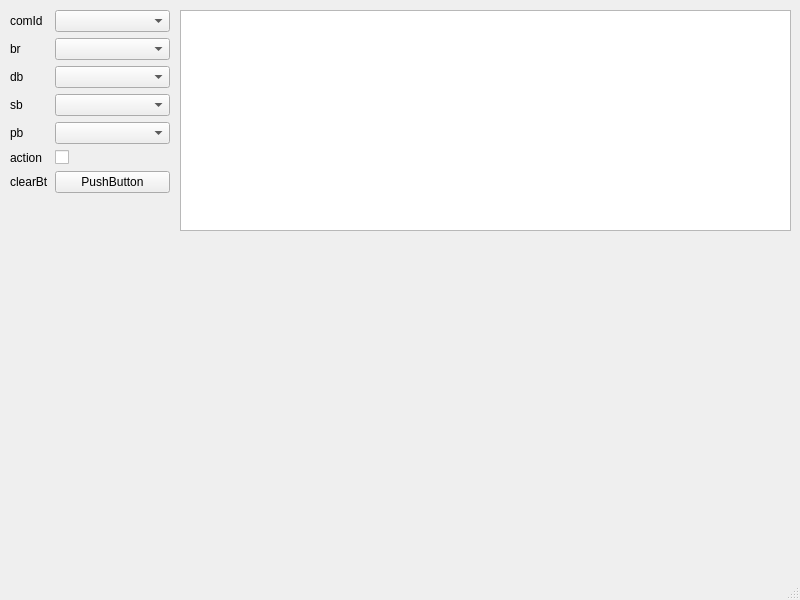
440791217/UFI1, file front/main.ui: the form before one commit.
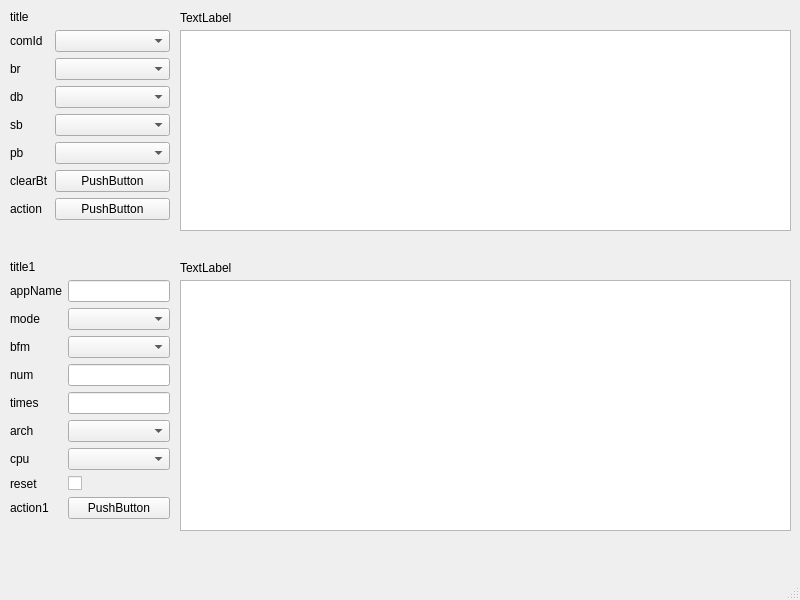
The form after the commit.

Patch:
```diff
--- a/front/main.ui
+++ b/front/main.ui
@@ -29,74 +29,77 @@
       <x>10</x>
       <y>10</y>
       <width>160</width>
-      <height>221</height>
+      <height>233</height>
      </rect>
     </property>
     <layout class="QFormLayout" name="comLayout">
-     <item row="0" column="0">
+     <item row="1" column="0">
       <widget class="QLabel" name="comIdLabel">
        <property name="text">
         <string>comId</string>
        </property>
       </widget>
      </item>
-     <item row="0" column="1">
+     <item row="1" column="1">
       <widget class="QComboBox" name="comIdComboBox"/>
      </item>
-     <item row="1" column="0">
+     <item row="2" column="0">
       <widget class="QLabel" name="brLabel">
        <property name="text">
         <string>br</string>
        </property>
       </widget>
      </item>
-     <item row="1" column="1">
+     <item row="2" column="1">
       <widget class="QComboBox" name="brComboBox"/>
      </item>
-     <item row="2" column="0">
+     <item row="3" column="0">
       <widget class="QLabel" name="dbLabel">
        <property name="text">
         <string>db</string>
        </property>
       </widget>
      </item>
-     <item row="2" column="1">
+     <item row="3" column="1">
       <widget class="QComboBox" name="dbComboBox"/>
      </item>
-     <item row="3" column="0">
+     <item row="4" column="0">
       <widget class="QLabel" name="sbLabel">
        <property name="text">
         <string>sb</string>
        </property>
       </widget>
      </item>
-     <item row="3" column="1">
+     <item row="4" column="1">
       <widget class="QComboBox" name="sbComboBox"/>
      </item>
-     <item row="4" column="0">
+     <item row="5" column="0">
       <widget class="QLabel" name="pbLabel">
        <property name="text">
         <string>pb</string>
        </property>
       </widget>
      </item>
-     <item row="4" column="1">
+     <item row="5" column="1">
       <widget class="QComboBox" name="pbComboBox"/>
      </item>
-     <item row="5" column="0">
+     <item row="7" column="0">
       <widget class="QLabel" name="actionLabel">
        <property name="text">
         <string>action</string>
        </property>
       </widget>
      </item>
-     <item row="5" column="1">
-      <widget class="QCheckBox" name="actionCheckBox">
+     <item row="0" column="0">
+      <widget class="QLabel" name="titleLabel">
        <property name="text">
-        <string/>
+        <string>title</string>
        </property>
       </widget>
      </item>
+     <item row="0" column="1">
+      <widget class="QWidget" name="titleWidget" native="true"/>
+     </item>
      <item row="6" column="0">
       <widget class="QLabel" name="clearBtLabel">
        <property name="text">
@@ -111,15 +114,174 @@
        </property>
       </widget>
      </item>
+     <item row="7" column="1">
+      <widget class="QPushButton" name="actionButton">
+       <property name="text">
+        <string>PushButton</string>
+       </property>
+      </widget>
+     </item>
     </layout>
    </widget>
    <widget class="QTextEdit" name="uartText">
     <property name="geometry">
      <rect>
       <x>180</x>
+      <y>30</y>
+      <width>611</width>
+      <height>201</height>
+     </rect>
+    </property>
+   </widget>
+   <widget class="QLabel" name="uartTextLabel">
+    <property name="geometry">
+     <rect>
+      <x>180</x>
       <y>10</y>
+      <width>57</width>
+      <height>15</height>
+     </rect>
+    </property>
+    <property name="text">
+     <string>TextLabel</string>
+    </property>
+   </widget>
+   <widget class="QWidget" name="formLayoutWidget_2">
+    <property name="geometry">
+     <rect>
+      <x>10</x>
+      <y>260</y>
+      <width>160</width>
+      <height>270</height>
+     </rect>
+    </property>
+    <layout class="QFormLayout" name="formLayout">
+     <item row="0" column="0">
+      <widget class="QLabel" name="title1Label">
+       <property name="text">
+        <string>title1</string>
+       </property>
+      </widget>
+     </item>
+     <item row="0" column="1">
+      <widget class="QWidget" name="title1Widget" native="true"/>
+     </item>
+     <item row="2" column="0">
+      <widget class="QLabel" name="modeLabel">
+       <property name="text">
+        <string>mode</string>
+       </property>
+      </widget>
+     </item>
+     <item row="2" column="1">
+      <widget class="QComboBox" name="modeComboBox"/>
+     </item>
+     <item row="3" column="0">
+      <widget class="QLabel" name="bfmLabel">
+       <property name="text">
+        <string>bfm</string>
+       </property>
+      </widget>
+     </item>
+     <item row="3" column="1">
+      <widget class="QComboBox" name="bfmComboBox"/>
+     </item>
+     <item row="4" column="0">
+      <widget class="QLabel" name="numLabel">
+       <property name="text">
+        <string>num</string>
+       </property>
+      </widget>
+     </item>
+     <item row="4" column="1">
+      <widget class="QLineEdit" name="numLineEdit"/>
+     </item>
+     <item row="5" column="0">
+      <widget class="QLabel" name="timesLabel">
+       <property name="text">
+        <string>times</string>
+       </property>
+      </widget>
+     </item>
+     <item row="5" column="1">
+      <widget class="QLineEdit" name="timesLineEdit"/>
+     </item>
+     <item row="6" column="0">
+      <widget class="QLabel" name="archLabel">
+       <property name="text">
+        <string>arch</string>
+       </property>
+      </widget>
+     </item>
+     <item row="6" column="1">
+      <widget class="QComboBox" name="archComboBox"/>
+     </item>
+     <item row="8" column="0">
+      <widget class="QLabel" name="resetLabel">
+       <property name="text">
+        <string>reset</string>
+       </property>
+      </widget>
+     </item>
+     <item row="8" column="1">
+      <widget class="QCheckBox" name="resetCheckBox"/>
+     </item>
+     <item row="9" column="0">
+      <widget class="QLabel" name="action1Label">
+       <property name="text">
+        <string>action1</string>
+       </property>
+      </widget>
+     </item>
+     <item row="1" column="0">
+      <widget class="QLabel" name="appLabel">
+       <property name="text">
+        <string>appName</string>
+       </property>
+      </widget>
+     </item>
+     <item row="1" column="1">
+      <widget class="QLineEdit" name="appLineEdit"/>
+     </item>
+     <item row="9" column="1">
+      <widget class="QPushButton" name="action1Button">
+       <property name="text">
+        <string>PushButton</string>
+       </property>
+      </widget>
+     </item>
+     <item row="7" column="0">
+      <widget class="QLabel" name="cpuLabel">
+       <property name="text">
+        <string>cpu</string>
+       </property>
+      </widget>
+     </item>
+     <item row="7" column="1">
+      <widget class="QComboBox" name="cpuComboBox"/>
+     </item>
+    </layout>
+   </widget>
+   <widget class="QLabel" name="injTextLabel">
+    <property name="geometry">
+     <rect>
+      <x>180</x>
+      <y>260</y>
+      <width>57</width>
+      <height>15</height>
+     </rect>
+    </property>
+    <property name="text">
+     <string>TextLabel</string>
+    </property>
+   </widget>
+   <widget class="QTextEdit" name="injText">
+    <property name="geometry">
+     <rect>
+      <x>180</x>
+      <y>280</y>
       <width>611</width>
-      <height>221</height>
+      <height>251</height>
      </rect>
     </property>
    </widget>
```
